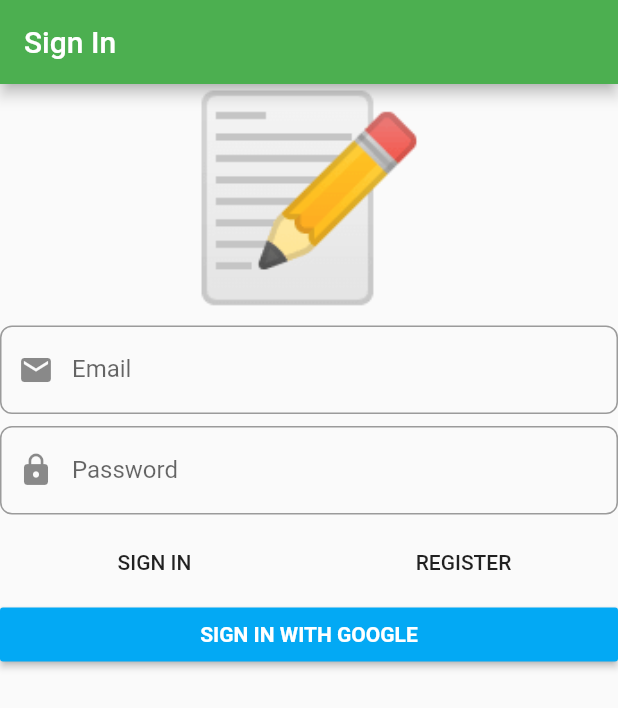
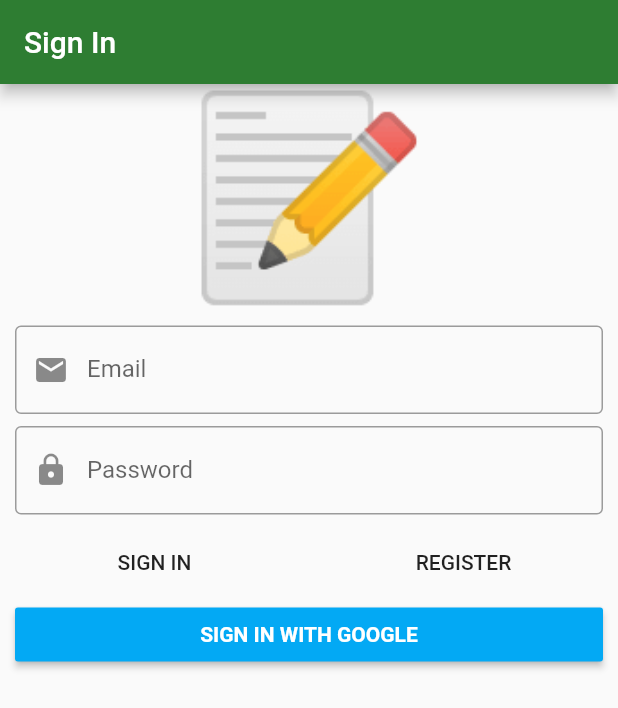
Before and after one commit to wongsuwarn/resocoder_flutter_tutorial_ddd, a Flutter app: the screen it shows after launch, on a phone screen of 412 x 824 dp. Shown: the top 708 px of the screen. Run offline on Flutter 3.47's test engine with Material 2 defaults, Android fonts, the phone set to English and light mode, and no system bars; our stand-ins replace bloc, dartz, firebase_auth, firebase_core, flushbar, flutter_bloc and 4 more; accounts and stored records are empty; generated files the repository leaves out were written again.

Commit message:
8 - Sign In Form UI

```diff
--- a/resocoder_tutorial_ddd/lib/main.dart
+++ b/resocoder_tutorial_ddd/lib/main.dart
@@ -7,6 +7,7 @@ import 'package:resocoder_tutorial_ddd/presentation/core/app_widget.dart.dart';
 void main() async {
   WidgetsFlutterBinding.ensureInitialized();
   await Firebase.initializeApp();
+  // injectable
   configureInjection(Environment.prod);
   runApp(AppWidget());
 }
--- a/resocoder_tutorial_ddd/lib/presentation/core/app_widget.dart.dart
+++ b/resocoder_tutorial_ddd/lib/presentation/core/app_widget.dart.dart
@@ -10,11 +10,11 @@ class AppWidget extends StatelessWidget {
       title: 'Notes',
       home: SignInPage(),
       theme: ThemeData.light().copyWith(
-        primaryColor: Colors.green,
+        primaryColor: Colors.green[800],
         accentColor: Colors.blueAccent,
         inputDecorationTheme: InputDecorationTheme(
           border: OutlineInputBorder(
-            borderRadius: BorderRadius.circular(8),
+            borderRadius: BorderRadius.circular(4),
           ),
         ),
       ),
--- a/resocoder_tutorial_ddd/lib/presentation/sign_in/sign_in_page.dart
+++ b/resocoder_tutorial_ddd/lib/presentation/sign_in/sign_in_page.dart
@@ -12,6 +12,9 @@ class SignInPage extends StatelessWidget {
         title: const Text('Sign In'),
       ),
       body: BlocProvider(
+        // get it will get the instance of sign in bloc
+        // we do not instantiate it here (hence do not need
+        // to pass an IAuthFacade object)
         create: (context) => getIt<SignInFormBloc>(),
         child: SignInForm(),
       ),
--- a/resocoder_tutorial_ddd/lib/presentation/sign_in/widgets/sign_in_form.dart
+++ b/resocoder_tutorial_ddd/lib/presentation/sign_in/widgets/sign_in_form.dart
@@ -3,10 +3,15 @@ import 'package:flutter/material.dart';
 import 'package:flutter_bloc/flutter_bloc.dart';
 import 'package:resocoder_tutorial_ddd/application/auth/sign_in_form/sign_in_form_bloc.dart';
 
+// This form can be stateless because the logic comes from
+// the SignInBloc
 class SignInForm extends StatelessWidget {
   @override
   Widget build(BuildContext context) {
+    // BlockConsumer instead of separate BlocBuilder
+    // and BlocListener
     return BlocConsumer<SignInFormBloc, SignInFormState>(
+      // listener is used to show snackbar
       listener: (context, state) {
         state.authFailureOrSuccessOption.fold(
           () {},
@@ -14,6 +19,7 @@ class SignInForm extends StatelessWidget {
             (failure) {
               FlushbarHelper.createError(
                   message: failure.map(
+                // functions with ignored input parameters
                 cancelledByUser: (_) => 'Cancelled',
                 serverError: (_) => 'Server Error',
                 emailAlreadyInUse: (_) => 'Email already in use',
@@ -39,21 +45,31 @@ class SignInForm extends StatelessWidget {
                 textAlign: TextAlign.center,
               ),
               const SizedBox(height: 8),
-              TextFormField(
+              Padding(
+                padding: const EdgeInsets.symmetric(horizontal: 10),
+                child: TextFormField(
                   decoration: const InputDecoration(
                     prefixIcon: Icon(Icons.email),
                     labelText: 'Email',
                   ),
                   autocorrect: false,
+                  // use onChanged callback to get new values over
+                  // to bloc
                   onChanged: (value) => context.bloc<SignInFormBloc>().add(
                         SignInFormEvent.emailChanged(value),
                       ),
                   validator: (_) => context
+                      // takes the state from the bloc not the
+                      // builder (because the validator would be
+                      // a step behind onChanged)
                       .bloc<SignInFormBloc>()
                       .state
                       .emailAddress
                       .value
                       .fold(
+                        // left side means failure
+                        // maybeMap means orElse can be used for
+                        // all failures not listed
                         (f) => f.maybeMap(
                           invalidEmail: (_) => 'Invalid Email',
                           orElse: () => null,
@@ -61,8 +77,11 @@ class SignInForm extends StatelessWidget {
                         (_) => null,
                       ),
                 ),
+              ),
               const SizedBox(height: 8),
-              TextFormField(
+              Padding(
+                padding: const EdgeInsets.symmetric(horizontal: 10),
+                child: TextFormField(
                   decoration: const InputDecoration(
                     prefixIcon: Icon(Icons.lock),
                     labelText: 'Password',
@@ -79,6 +98,7 @@ class SignInForm extends StatelessWidget {
                               orElse: () => null,
                             ),
                             (_) => null,
+                          ),
                 ),
               ),
               const SizedBox(height: 8),
@@ -104,7 +124,9 @@ class SignInForm extends StatelessWidget {
                   )
                 ],
               ),
-              RaisedButton(
+              Padding(
+                padding: const EdgeInsets.symmetric(horizontal: 10),
+                child: RaisedButton(
                   onPressed: () {
                     context
                         .bloc<SignInFormBloc>()
@@ -119,6 +141,7 @@ class SignInForm extends StatelessWidget {
                     ),
                   ),
                 ),
+              ),
             ],
           ),
         );
```
Lines whose indentation alone changed are shown as unchanged.
